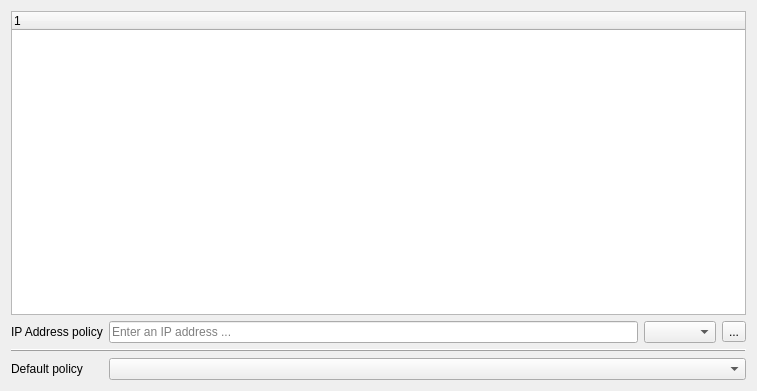
First picture: the form in ui/accesscontrolwidget.ui, repository darrenedale/Anansi, before the edit.
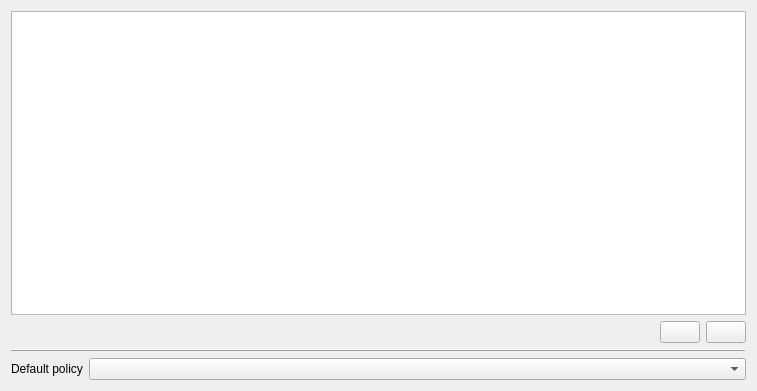
Second picture: the form after the edit. Icons and pictures are not drawn. Custom widgets are drawn as their Qt base class.

Commit message: Migrated AccessControlWidget to MVC (ServerIpConnectionPolicyModel).

The edit to the form file:
```diff
--- a/ui/accesscontrolwidget.ui
+++ b/ui/accesscontrolwidget.ui
@@ -13,47 +13,47 @@
   <property name="windowTitle">
    <string>Form</string>
   </property>
-  <layout class="QGridLayout" name="gridLayout">
-   <item row="1" column="0">
-    <widget class="QLabel" name="addressPolicyLabel">
-     <property name="text">
-      <string>IP Address policy</string>
+  <layout class="QVBoxLayout" name="verticalLayout">
+   <item>
+    <widget class="QTreeView" name="ipPolicyList">
+     <property name="rootIsDecorated">
+      <bool>false</bool>
      </property>
      <property name="buddy">
       <cstring>ipAddress</cstring>
      </property>
     </widget>
    </item>
-   <item row="1" column="1">
-    <widget class="QLineEdit" name="ipAddress">
-     <property name="toolTip">
-      <string>&lt;p&gt;Enter an IP address and choose:
-&lt;ul&gt;
-&lt;li&gt;&lt;strong&gt;Accept&lt;/strong&gt; to allow HTTP connections from that address&lt;/li&gt;
-&lt;li&gt;&lt;strong&gt;Reject&lt;/strong&gt; to reject HTTP connections from that address&lt;/li&gt;
-&lt;/ul&gt;
-Choosing &lt;strong&gt;No policy&lt;/strong&gt; will use the default policy (see below) for that address.
-&lt;/p&gt;</string>
-     </property>
-     <property name="placeholderText">
-      <string>Enter an IP address ...</string>
-     </property>
-    </widget>
-   </item>
-   <item row="1" column="2">
-    <widget class="EquitWebServer::ConnectionPolicyCombo" name="ipPolicy">
-     <property name="toolTip">
-      <string>&lt;p&gt;Choose a policy to use for HTTP connections from the IP address in the box to the left. Choosing &lt;strong&gt;No Policy&lt;/strong&gt; will use the default policy indicated below.&lt;/p&gt;
-
-&lt;p&gt;&lt;small&gt;Any address for which there is no specified policy will also use the default policy below.&lt;/small&gt;&lt;/p&gt;
-</string>
-     </property>
-    </widget>
-   </item>
-   <item row="1" column="3">
-    <widget class="QToolButton" name="apply">
+   <item>
+    <layout class="QHBoxLayout" name="listButtonsLayout">
+     <item>
+      <spacer name="horizontalSpacer">
+       <property name="orientation">
+        <enum>Qt::Horizontal</enum>
+       </property>
+       <property name="sizeHint" stdset="0">
+        <size>
+         <width>40</width>
+         <height>20</height>
+        </size>
+       </property>
+      </spacer>
+     </item>
+     <item>
+      <widget class="QPushButton" name="add">
+       <property name="text">
+        <string/>
+       </property>
+       <property name="icon">
+        <iconset theme="list-add">
+         <normaloff>.</normaloff>.</iconset>
+       </property>
+      </widget>
+     </item>
+     <item>
+      <widget class="QPushButton" name="remove">
      <property name="text">
-      <string>...</string>
+        <string/>
      </property>
      <property name="icon">
       <iconset theme="dialog-ok" resource="../resources/resources.qrc">
@@ -61,7 +61,21 @@
      </property>
     </widget>
    </item>
-   <item row="3" column="0">
+    </layout>
+   </item>
+   <item>
+    <widget class="QFrame" name="separator">
+     <property name="frameShape">
+      <enum>QFrame::HLine</enum>
+     </property>
+     <property name="frameShadow">
+      <enum>QFrame::Raised</enum>
+     </property>
+    </widget>
+   </item>
+   <item>
+    <layout class="QHBoxLayout" name="defaultPolicyLayout" stretch="0,1">
+     <item>
     <widget class="QLabel" name="defaultPolicyLabel">
      <property name="text">
       <string>Default policy</string>
@@ -71,16 +85,7 @@
      </property>
     </widget>
    </item>
-   <item row="0" column="0" colspan="4">
-    <widget class="EquitWebServer::IpListWidget" name="ipPolicyList">
-     <column>
-      <property name="text">
-       <string notr="true">1</string>
-      </property>
-     </column>
-    </widget>
-   </item>
-   <item row="3" column="1" colspan="3">
+     <item>
     <widget class="EquitWebServer::ConnectionPolicyCombo" name="defaultPolicy">
      <property name="toolTip">
       <string>&lt;p&gt;Choose a default policy to use for HTTP connections from IP addresses not listed above.&lt;/p&gt;
@@ -89,24 +94,11 @@
      </property>
     </widget>
    </item>
-   <item row="2" column="0" colspan="4">
-    <widget class="QFrame" name="separator">
-     <property name="frameShape">
-      <enum>QFrame::HLine</enum>
-     </property>
-     <property name="frameShadow">
-      <enum>QFrame::Raised</enum>
-     </property>
-    </widget>
+    </layout>
    </item>
   </layout>
  </widget>
  <customwidgets>
-  <customwidget>
-   <class>EquitWebServer::IpListWidget</class>
-   <extends>QTreeWidget</extends>
-   <header>src/iplistwidget.h</header>
-  </customwidget>
   <customwidget>
    <class>EquitWebServer::ConnectionPolicyCombo</class>
    <extends>QComboBox</extends>
```
Left out of the diff: 14 changed lines with no effect on the pictures. Lines whose indentation alone changed are shown as unchanged. The commit also changes 11 other files.
